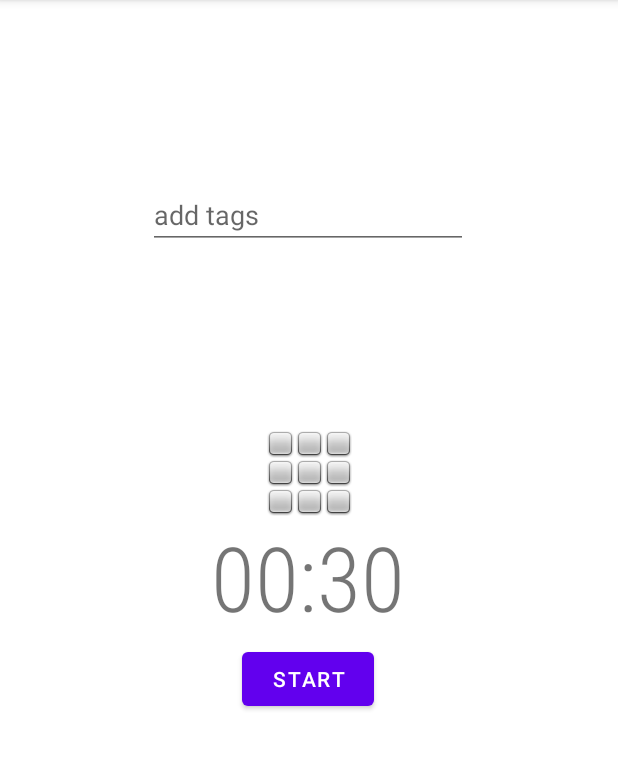
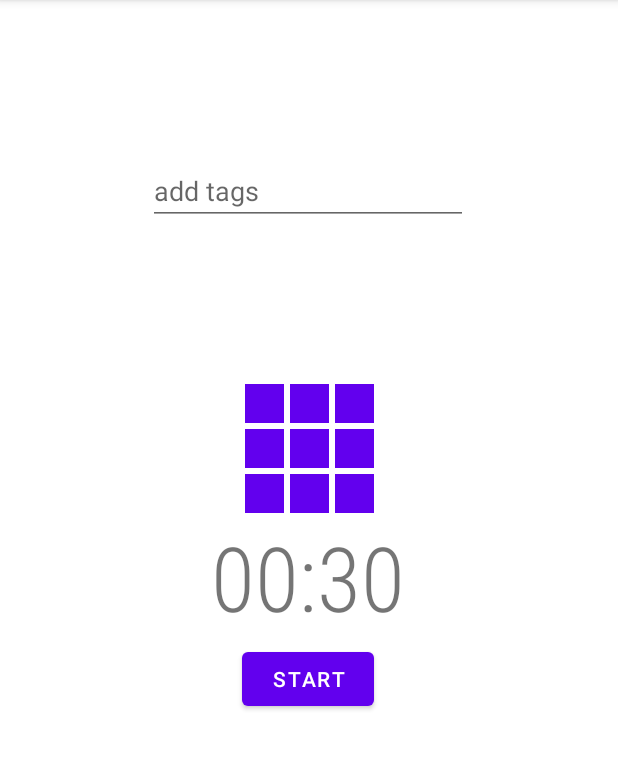
Before and after one commit to smaukay/BeyondPomodoro, an Android app: the screen it shows after launch (MainActivity), on a phone screen of 412 x 824 dp, the part 84-854 px from its top. Run offline under Robolectric (Android 15) with nearby library versions, the phone set to English and light mode, and no system bars; our stand-ins replace navigation-ui.

Commit message:
changged blocks style, todo: add new fragment for break

```diff
--- a/app/src/main/java/com/example/beyondpomodoro/ui/home/HomeFragment.kt
+++ b/app/src/main/java/com/example/beyondpomodoro/ui/home/HomeFragment.kt
@@ -17,6 +17,7 @@ import android.widget.*
 import androidx.core.view.children
 import androidx.fragment.app.DialogFragment
 import androidx.fragment.app.Fragment
+import androidx.fragment.app.commit
 import androidx.lifecycle.ViewModelProvider
 import com.example.beyondpomodoro.R
 import com.example.beyondpomodoro.databinding.FragmentHomeBinding
@@ -164,6 +165,12 @@ class HomeFragment : Fragment() {
         // show all visual image blocks
         showAllVisualBlocks()
 
+        parentFragmentManager.commit {
+            add(R.id.home_layout, HomeFragment(), "break_time")
+            setReorderingAllowed(true)
+            addToBackStack("name") // name can be null
+        }
+
     }
 
     override fun onCreateView(
@@ -294,7 +301,7 @@ class HomeFragment : Fragment() {
         )
 
         imageButtonList = imageButtonIds.map {
-            view.findViewById<ImageView>(it)
+            view.findViewById(it)
         }
 
         println("DEBUG: Found $imageButtonList.size visual blocks")
--- a/app/src/main/res/layout/fragment_home.xml
+++ b/app/src/main/res/layout/fragment_home.xml
@@ -2,6 +2,7 @@
 <androidx.constraintlayout.widget.ConstraintLayout xmlns:android="http://schemas.android.com/apk/res/android"
     xmlns:app="http://schemas.android.com/apk/res-auto"
     xmlns:tools="http://schemas.android.com/tools"
+    android:id="@+id/home_layout"
     android:layout_width="match_parent"
     android:layout_height="match_parent"
     android:clickable="true"
@@ -87,19 +88,35 @@
                 android:id="@+id/imageButton7"
                 android:layout_width="match_parent"
                 android:layout_height="match_parent"
-                android:src="@android:drawable/checkbox_off_background" />
+                android:importantForAccessibility="noHideDescendants"
+                android:minWidth="30dp"
+                android:minHeight="30dp"
+                android:padding="2dp"
+                android:src="@color/purple_500"
+                app:srcCompat="@color/purple_500"
+                tools:srcCompat="@color/purple_500" />
 
             <ImageView
                 android:id="@+id/imageButton8"
                 android:layout_width="match_parent"
                 android:layout_height="match_parent"
-                android:src="@android:drawable/checkbox_off_background" />
+                android:importantForAccessibility="noHideDescendants"
+                android:minWidth="30dp"
+                android:minHeight="30dp"
+                android:padding="2dp"
+                android:src="@color/purple_500"
+                app:srcCompat="@color/purple_500" />
 
             <ImageView
                 android:id="@+id/imageButton9"
                 android:layout_width="match_parent"
                 android:layout_height="match_parent"
-                android:src="@android:drawable/checkbox_off_background" />
+                android:importantForAccessibility="noHideDescendants"
+                android:minWidth="30dp"
+                android:minHeight="30dp"
+                android:padding="2dp"
+                android:src="@color/purple_500"
+                app:srcCompat="@color/purple_500" />
 
         </TableRow>
 
@@ -111,19 +128,34 @@
                 android:id="@+id/imageButton6"
                 android:layout_width="match_parent"
                 android:layout_height="match_parent"
-                android:src="@android:drawable/checkbox_off_background" />
+                android:importantForAccessibility="noHideDescendants"
+                android:minWidth="30dp"
+                android:minHeight="30dp"
+                android:padding="2dp"
+                android:src="@color/purple_500"
+                app:srcCompat="@color/purple_500" />
 
             <ImageView
                 android:id="@+id/imageButton5"
                 android:layout_width="match_parent"
                 android:layout_height="match_parent"
-                android:src="@android:drawable/checkbox_off_background" />
+                android:importantForAccessibility="noHideDescendants"
+                android:minWidth="30dp"
+                android:minHeight="30dp"
+                android:padding="2dp"
+                android:src="@color/purple_500"
+                app:srcCompat="@color/purple_500" />
 
             <ImageView
                 android:id="@+id/imageButton4"
                 android:layout_width="match_parent"
                 android:layout_height="match_parent"
-                android:src="@android:drawable/checkbox_off_background" />
+                android:importantForAccessibility="noHideDescendants"
+                android:minWidth="30dp"
+                android:minHeight="30dp"
+                android:padding="2dp"
+                android:src="@color/purple_500"
+                app:srcCompat="@color/purple_500" />
 
         </TableRow>
 
@@ -135,19 +167,34 @@
                 android:id="@+id/imageButton1"
                 android:layout_width="match_parent"
                 android:layout_height="match_parent"
-                android:src="@android:drawable/checkbox_off_background" />
+                android:importantForAccessibility="noHideDescendants"
+                android:minWidth="30dp"
+                android:minHeight="30dp"
+                android:padding="2dp"
+                android:src="@color/purple_500"
+                app:srcCompat="@color/purple_500" />
 
             <ImageView
                 android:id="@+id/imageButton2"
                 android:layout_width="match_parent"
                 android:layout_height="match_parent"
-                android:src="@android:drawable/checkbox_off_background" />
+                android:importantForAccessibility="noHideDescendants"
+                android:minWidth="30dp"
+                android:minHeight="30dp"
+                android:padding="2dp"
+                android:src="@color/purple_500"
+                app:srcCompat="@color/purple_500" />
 
             <ImageView
                 android:id="@+id/imageButton3"
                 android:layout_width="match_parent"
                 android:layout_height="match_parent"
-                android:src="@android:drawable/checkbox_off_background" />
+                android:importantForAccessibility="noHideDescendants"
+                android:minWidth="30dp"
+                android:minHeight="30dp"
+                android:padding="2dp"
+                android:src="@color/purple_500"
+                app:srcCompat="@color/purple_500" />
 
         </TableRow>
 
```
